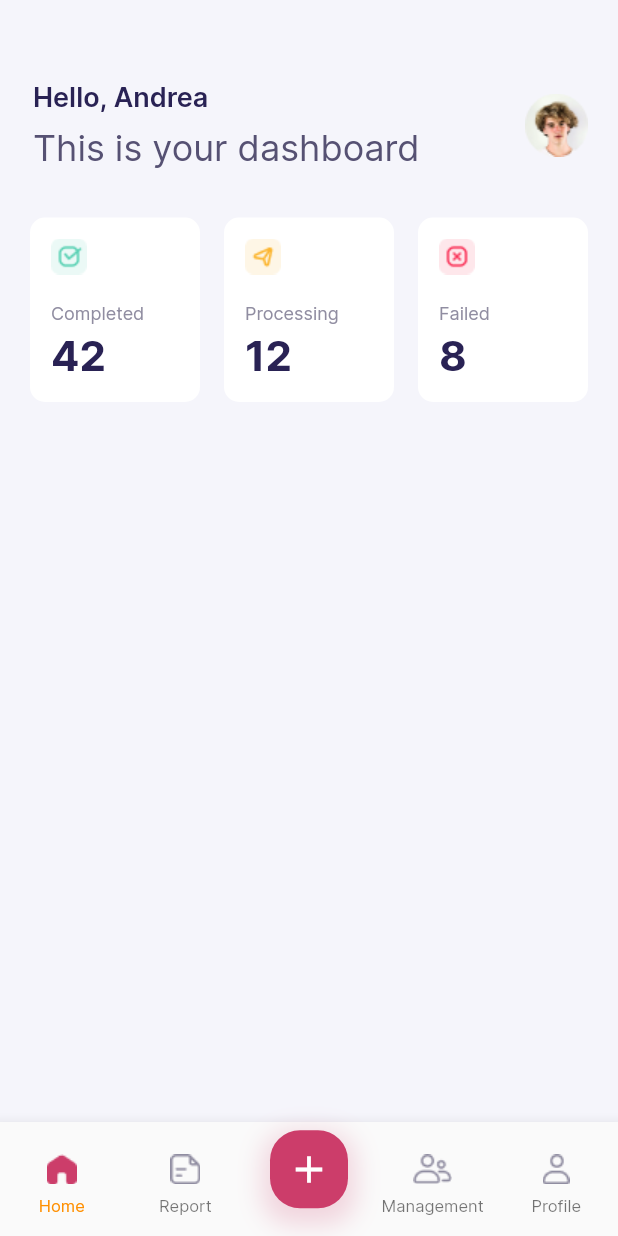
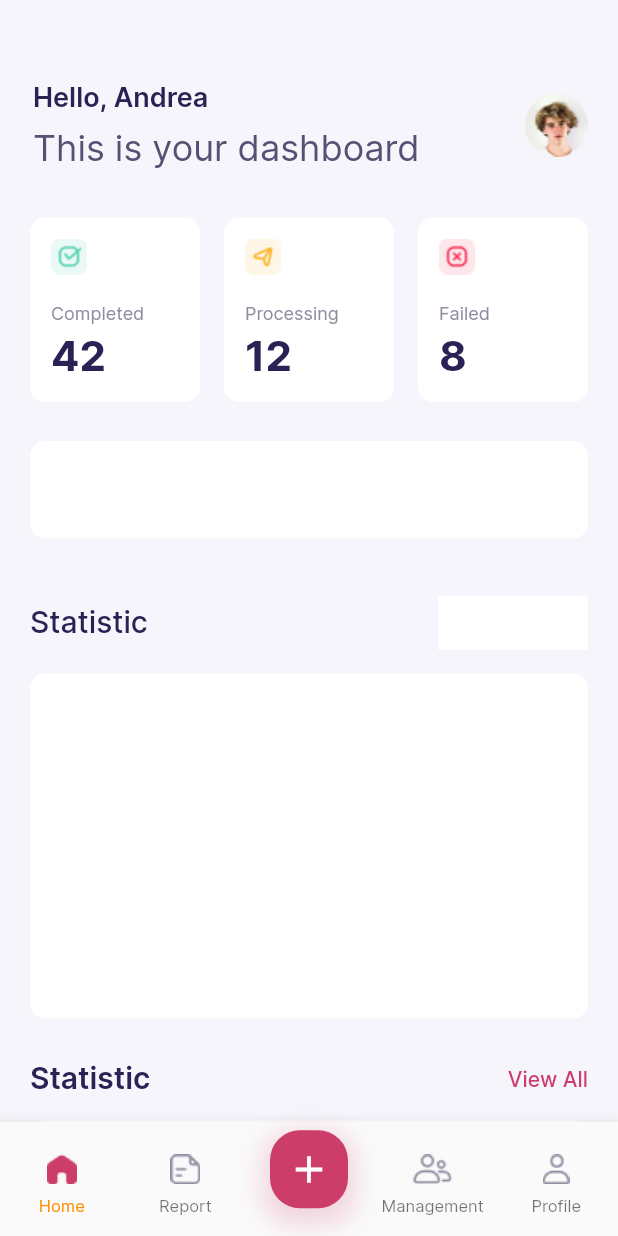
Before and after one commit to ViktorKirjanov/flutter-ui-reach, a Flutter app: the screen it shows after launch, on a phone screen of 412 x 824 dp. Run offline on Flutter 3.47's test engine with Material 2 defaults, Android fonts, the phone set to English and light mode, and no system bars.

Commit message:
font, dashboard layout

```diff
--- a/lib/pages/home_page.dart
+++ b/lib/pages/home_page.dart
@@ -12,37 +12,24 @@ class _HomePageState extends State<HomePage> {
   Widget build(BuildContext context) {
     return Scaffold(
       backgroundColor: Color.fromRGBO(245, 245, 251, 1),
-      body: Padding(
+      body: SingleChildScrollView(
+        child: Padding(
           padding: EdgeInsets.fromLTRB(20.0, 54.0, 20.0, 0.0),
           child: Column(
             children: <Widget>[
               _buildHeader(),
               SizedBox(height: 32.0),
               _buildProgressData(),
+              SizedBox(height: 26.0),
+              _buildTopUp(),
+              SizedBox(height: 38.0),
+              _buildStatistics(),
+              SizedBox(height: 28.0),
+              _buildQueue(),
             ],
           ),
         ),
-    );
-  }
-
-  Widget _buildProgressData() {
-    return Row(
-      children: <Widget>[
-        _buildProgressItem(
-            image: Image.asset('assets/icons/completed.png'),
-            title: 'Completed',
-            count: 42),
-        SizedBox(width: 16.0),
-        _buildProgressItem(
-            image: Image.asset('assets/icons/processing.png'),
-            title: 'Processing',
-            count: 12),
-        SizedBox(width: 16.0),
-        _buildProgressItem(
-            image: Image.asset('assets/icons/failed.png'),
-            title: 'Failed',
-            count: 8),
-      ],
+      ),
     );
   }
 
@@ -79,6 +66,27 @@ class _HomePageState extends State<HomePage> {
           ),
         ),
         Image.asset('assets/icons/avatar.png'),
+      ],
+    );
+  }
+
+  Widget _buildProgressData() {
+    return Row(
+      children: <Widget>[
+        _buildProgressItem(
+            image: Image.asset('assets/icons/completed.png'),
+            title: 'Completed',
+            count: 42),
+        SizedBox(width: 16.0),
+        _buildProgressItem(
+            image: Image.asset('assets/icons/processing.png'),
+            title: 'Processing',
+            count: 12),
+        SizedBox(width: 16.0),
+        _buildProgressItem(
+            image: Image.asset('assets/icons/failed.png'),
+            title: 'Failed',
+            count: 8),
       ],
     );
   }
@@ -126,4 +134,99 @@ class _HomePageState extends State<HomePage> {
       ),
     );
   }
+
+  Widget _buildTopUp() {
+    return Container(
+      height: 65.0,
+      width: double.infinity,
+      decoration: BoxDecoration(
+        color: Colors.white,
+        borderRadius: BorderRadius.all(
+          Radius.circular(10.0),
+        ),
+      ),
+    );
   }
+
+  Widget _buildStatistics() {
+    return Column(
+      children: <Widget>[
+        Row(
+          mainAxisAlignment: MainAxisAlignment.spaceBetween,
+          children: <Widget>[
+            Text(
+              'Statistic',
+              style: TextStyle(
+                fontSize: 20.0,
+                fontWeight: FontWeight.w500,
+                color: Color.fromRGBO(41, 34, 84, 1.0),
+              ),
+            ),
+            Container(
+              width: 100.0,
+              height: 36.0,
+              color: Colors.white,
+            )
+          ],
+        ),
+        SizedBox(height: 16.0),
+        Container(
+          height: 230.0,
+          width: double.infinity,
+          decoration: BoxDecoration(
+            color: Colors.white,
+            borderRadius: BorderRadius.all(
+              Radius.circular(10.0),
+            ),
+          ),
+        ),
+      ],
+    );
+  }
+
+  Widget _buildQueue() {
+    return Column(
+      children: <Widget>[
+        Row(
+          mainAxisAlignment: MainAxisAlignment.spaceBetween,
+          children: <Widget>[
+            Text(
+              'Statistic',
+              style: TextStyle(
+                fontSize: 20.0,
+                fontWeight: FontWeight.w600,
+                color: Color.fromRGBO(41, 34, 84, 1.0),
+              ),
+            ),
+            Text(
+              'View All',
+              style: TextStyle(
+                fontSize: 14.0,
+                fontWeight: FontWeight.w500,
+                color: Color.fromRGBO(204, 61, 106, 1),
+              ),
+            ),
+          ],
+        ),
+        SizedBox(height: 16.0),
+        _buildQueueItem(),
+        _buildQueueItem(),
+        _buildQueueItem(),
+      ],
+    );
+  }
+
+  Widget _buildQueueItem() {
+    return Container(
+      margin: EdgeInsets.only(bottom: 14.0),
+      height: 85.0,
+      width: double.infinity,
+      decoration: BoxDecoration(
+        color: Colors.white,
+        borderRadius: BorderRadius.all(
+          Radius.circular(10.0),
+        ),
+      ),
+    );
+  }
+}
--- a/pubspec.yaml
+++ b/pubspec.yaml
@@ -71,6 +71,8 @@ flutter:
       fonts:
         # - asset: assets/fonts/Inter-VariableFont_slnt,wght.ttf
         - asset: assets/fonts/Inter-Regular-slnt=0.ttf
+        - asset: assets/fonts/Inter-Medium-slnt=0.ttf
+          weight: 500
         - asset: assets/fonts/Inter-SemiBold-slnt=0.ttf
           weight: 600
         - asset: assets/fonts/Inter-Bold-slnt=0.ttf
```
Also changed, not shown: assets/fonts/Inter-Medium-slnt=0.ttf (added). Lines whose indentation alone changed are shown as unchanged.
